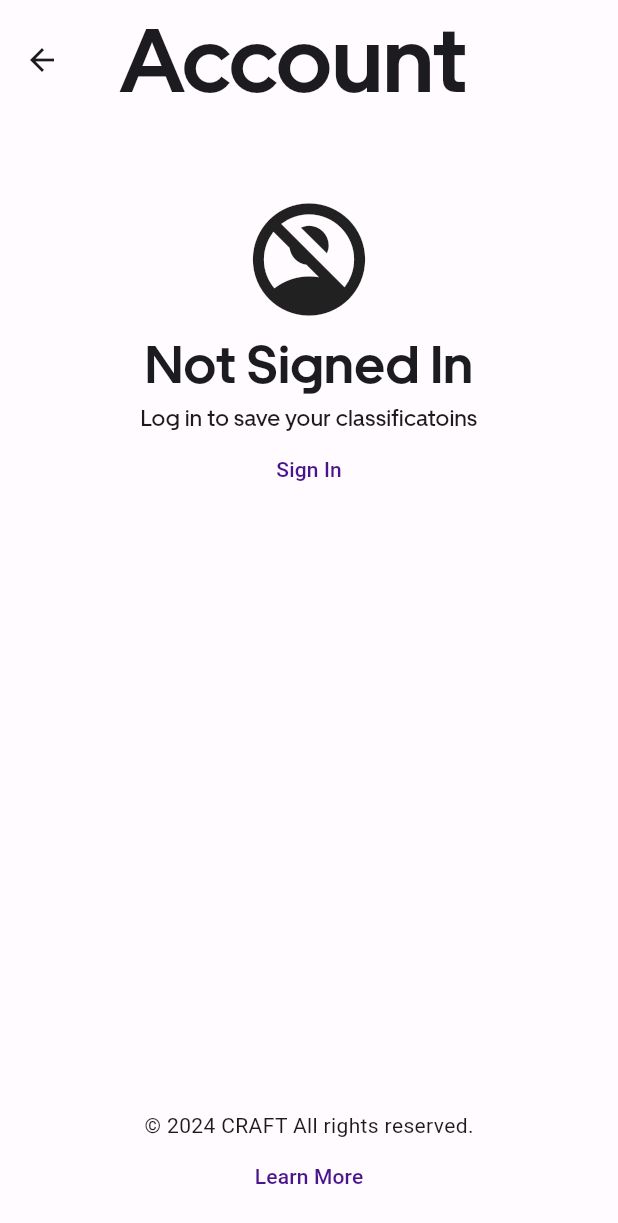
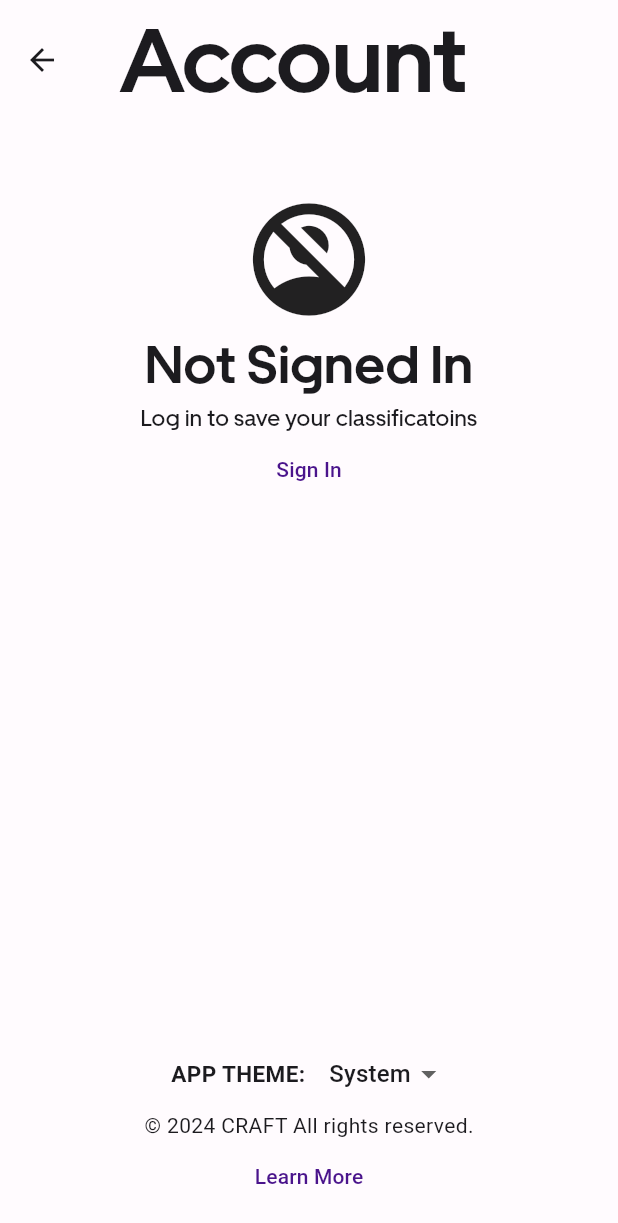
Before and after one commit to nickw409/CRAFT, a Flutter app: the screen it shows after launch, after a tap on "GUEST", on a phone screen of 412 x 824 dp. Shown: the top 1223 px of the screen. Run offline on Flutter 3.47's test engine with Material 3 defaults, Android fonts, the phone set to English and light mode, and no system bars; our stand-ins replace carousel_slider, cloud_firestore, firebase_auth, firebase_core, firebase_storage, geolocator and 7 more; missing offline and left inert: tflite_flutter_helper_plus, tflite_flutter_plus; accounts and stored records are empty.

Commit message:
added loght/dark mode toggle

```diff
--- a/mobile/lib/main.dart
+++ b/mobile/lib/main.dart
@@ -2,6 +2,7 @@ import 'package:craft/color_schemes.dart';
 import 'package:craft/firebase_options.dart';
 import 'package:craft/global_variables.dart';
 import 'package:craft/provider/login_provider.dart';
+import 'package:craft/provider/theme_provider.dart';
 import 'package:craft/screens/homepage.dart';
 import 'package:firebase_auth/firebase_auth.dart';
 import 'package:firebase_core/firebase_core.dart';
@@ -22,6 +23,7 @@ Future<void> main() async {
 
   runApp(
     MultiProvider(providers: [
+      ChangeNotifierProvider(create: (_) => ThemeProvider()),
       ChangeNotifierProvider(create: (_) => LoginProvider()),
     ], child: const MainApp()),
   );
@@ -32,12 +34,13 @@ class MainApp extends StatelessWidget {
 
   @override
   Widget build(BuildContext context) {
+    final themeProvider = Provider.of<ThemeProvider>(context);
     return MaterialApp(
       debugShowCheckedModeBanner: false,
       title: "CRAFT Tusayan WW Classifier",
       theme: ThemeData(useMaterial3: true, colorScheme: lightColorScheme),
       darkTheme: ThemeData(useMaterial3: true, colorScheme: darkColorScheme),
-      themeMode: ThemeMode.system,
+      themeMode: themeProvider.themeMode,
       routes: {
         HomePage.id: (context) => const HomePage(),
       },
--- /dev/null
+++ b/mobile/lib/provider/theme_provider.dart
@@ -0,0 +1,26 @@
+import 'package:flutter/material.dart';
+import 'package:shared_preferences/shared_preferences.dart';
+
+class ThemeProvider with ChangeNotifier {
+  ThemeMode _themeMode = ThemeMode.system;
+
+  ThemeMode get themeMode => _themeMode;
+
+  ThemeProvider() {
+    _loadTheme();
+  }
+
+  Future<void> _loadTheme() async {
+    final prefs = await SharedPreferences.getInstance();
+    final themeIndex = prefs.getInt('themeMode') ?? 0;
+    _themeMode = ThemeMode.values[themeIndex];
+    notifyListeners();
+  }
+
+  Future<void> setTheme(ThemeMode themeMode) async {
+    _themeMode = themeMode;
+    final prefs = await SharedPreferences.getInstance();
+    await prefs.setInt('themeMode', themeMode.index);
+    notifyListeners();
+  }
+}
--- a/mobile/lib/screens/user_management/settings_page.dart
+++ b/mobile/lib/screens/user_management/settings_page.dart
@@ -1,5 +1,6 @@
 import 'package:craft/global_variables.dart';
 import 'package:craft/provider/login_provider.dart';
+import 'package:craft/provider/theme_provider.dart';
 import 'package:craft/screens/homepage.dart';
 import 'package:craft/screens/user_management/login_page.dart';
 import 'package:firebase_auth/firebase_auth.dart';
@@ -51,6 +52,8 @@ class SettingsPage extends StatelessWidget {
 
   @override
   Widget build(BuildContext context) {
+    final themeProvider = Provider.of<ThemeProvider>(context);
+
     return Scaffold(
       appBar: AppBar(
         // centerTitle: false,
@@ -166,6 +169,43 @@ class SettingsPage extends StatelessWidget {
               ),
             ),
             const Spacer(),
+            Row(
+              mainAxisAlignment: MainAxisAlignment.center,
+              crossAxisAlignment: CrossAxisAlignment.baseline,
+              textBaseline: TextBaseline.alphabetic,
+              children: [
+                const Text(
+                  'APP THEME:',
+                  style: TextStyle(fontWeight: FontWeight.bold, fontSize: 15),
+                ),
+                const SizedBox(width: 16),
+                Center(
+                  child: DropdownButton<ThemeMode>(
+                    value: themeProvider.themeMode,
+                    underline: Container(),
+                    items: const [
+                      DropdownMenuItem(
+                        value: ThemeMode.light,
+                        child: Text('Light'),
+                      ),
+                      DropdownMenuItem(
+                        value: ThemeMode.dark,
+                        child: Text('Dark'),
+                      ),
+                      DropdownMenuItem(
+                        value: ThemeMode.system,
+                        child: Text('System'),
+                      ),
+                    ],
+                    onChanged: (ThemeMode? newThemeMode) {
+                      if (newThemeMode != null) {
+                        themeProvider.setTheme(newThemeMode);
+                      }
+                    },
+                  ),
+                ),
+              ],
+            ),
             Center(
               child: Column(
                 children: [
--- a/mobile/pubspec.yaml
+++ b/mobile/pubspec.yaml
@@ -28,6 +28,7 @@ dependencies:
   tflite_flutter_plus: ^0.0.1
   tflite_flutter: ^0.11.0
   tflite_flutter_helper_plus: ^0.0.2
+  shared_preferences: ^2.3.2
 
 dev_dependencies:
   flutter_test:
```
Also changed, not shown: mobile/pubspec.lock.
